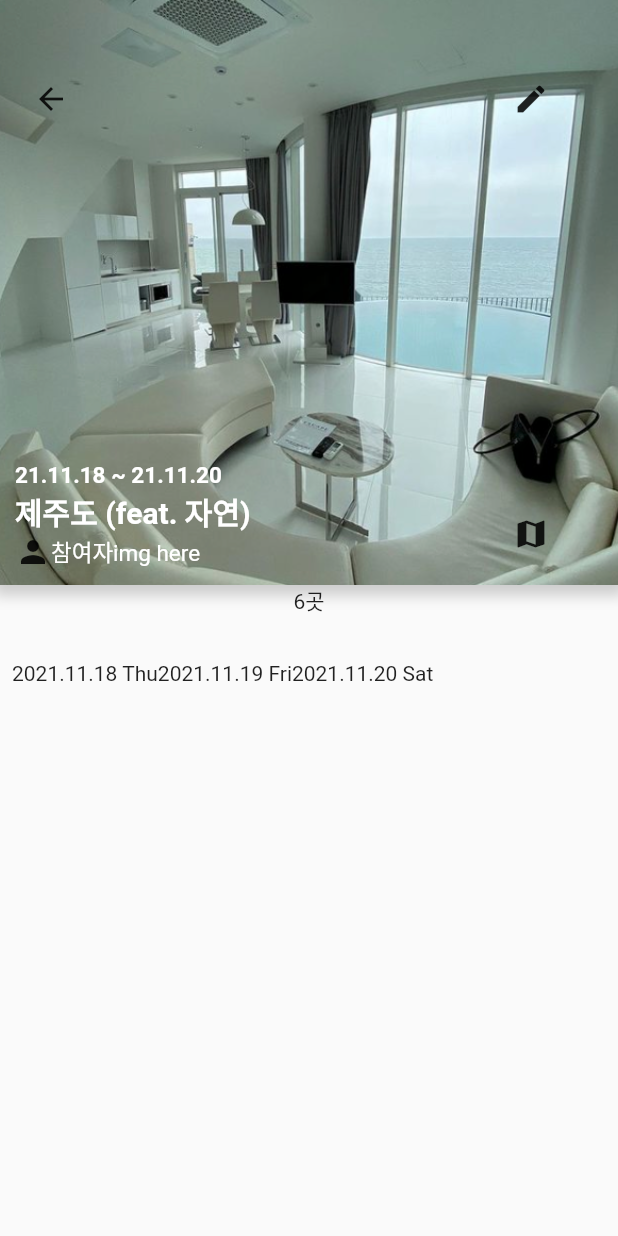
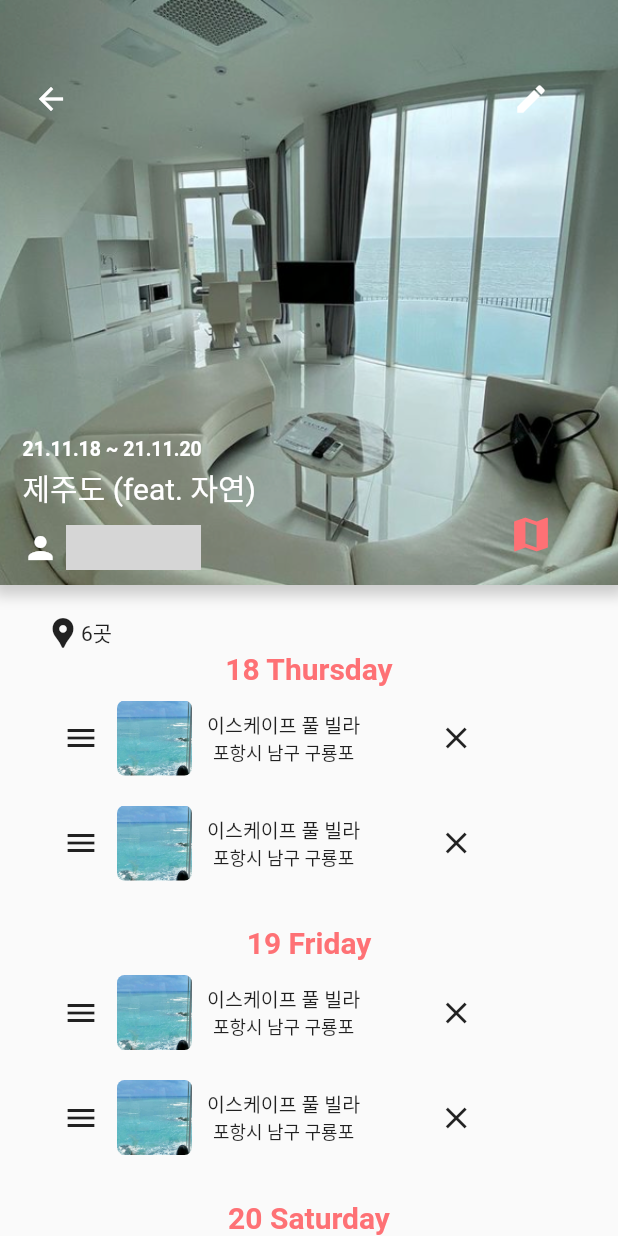
Before and after one commit to 21-2/trailer, a Flutter app: the TrailistView screen opened by its route, on a phone screen of 412 x 824 dp. Run offline on Flutter 3.47's test engine with Material 2 defaults, Android fonts, the phone set to English and light mode, and no system bars; our stand-ins replace animated_splash_screen, carousel_slider, cloud_firestore, firebase_auth, firebase_core, flutter_signin_button and 4 more; accounts and stored records are empty; network calls fail; Roboto replaces fonts that are missing (SpoqaHans); grey boxes are pictures that could not be loaded.

Commit message:
trailist 상세페이지 생성

```diff
--- a/lib/views/trailist.dart
+++ b/lib/views/trailist.dart
@@ -5,6 +5,7 @@ import 'package:trailer/controller/detailController.dart';
 import 'package:carousel_slider/carousel_slider.dart';
 import 'package:trailer/widget/locationCard.dart';
 import 'package:trailer/widget/review.dart';
+import 'package:trailer/widget/trailistLocationListCard.dart';
 
 class TrailistView extends GetView<DetailController> {
   var width = Get.context!.mediaQuerySize.width;
@@ -12,24 +13,23 @@ class TrailistView extends GetView<DetailController> {
 
   @override
   Widget build(BuildContext context) {
-
     return Scaffold(
         body: SingleChildScrollView(
-          child:
-          Column(
+      child: Column(
         children: [
           Container(
-                decoration: BoxDecoration(
-                    boxShadow:
-                    [BoxShadow(
+            decoration: BoxDecoration(boxShadow: [
+              BoxShadow(
                   color: Colors.grey.withOpacity(0.5),
                   spreadRadius: 5,
                   blurRadius: 7,
-                        offset: Offset(0, 2)
-                    )]),
-                child: Stack(
-                    children: [
-                      Image(image: AssetImage('lib/images/detailExample/escape-1.png'), fit: BoxFit.cover,),
+                  offset: Offset(0, 2))
+            ]),
+            child: Stack(children: [
+              Image(
+                image: AssetImage('lib/images/detailExample/escape-1.png'),
+                fit: BoxFit.cover,
+              ),
               Positioned(
                   bottom: 300,
                   left: 10,
@@ -38,14 +38,12 @@ class TrailistView extends GetView<DetailController> {
                     crossAxisAlignment: CrossAxisAlignment.start,
                     children: [
                       IconButton(
-                                  icon: Icon(Icons.arrow_back),
-                                  onPressed: (){
+                          icon: Icon(Icons.arrow_back, color: Colors.white),
+                          onPressed: () {
                             Get.back();
-                                  }
-                              )
+                          })
                     ],
-                          )
-                      ),
+                  )),
               Positioned(
                   bottom: 300,
                   left: 330,
@@ -54,31 +52,56 @@ class TrailistView extends GetView<DetailController> {
                     crossAxisAlignment: CrossAxisAlignment.start,
                     children: [
                       IconButton(
-                                  icon: Icon(Icons.edit),
-                                  onPressed: (){
-                                    print('clicked edit button!!!!!');
-                                  }
-                              )
+                          icon: Icon(Icons.edit, color: Colors.white),
+                          onPressed: () {})
                     ],
-                          )
-                      ),
+                  )),
               Positioned(
                   bottom: 10,
-                          left: 10,
+                  left: 15,
                   child: Column(
                     mainAxisAlignment: MainAxisAlignment.start,
                     crossAxisAlignment: CrossAxisAlignment.start,
                     children: [
-                              Text('21.11.18 ~ 21.11.20', style: TextStyle(fontWeight: FontWeight.w700, fontSize:15, color: Colors.white)),
-                              Text('제주도 (feat. 자연)', style: TextStyle(fontWeight: FontWeight.w700, fontSize:20, color: Colors.white)),
-                              Row(
-                                  children:[
-                                    Icon(Icons.person),
-                                    Text('참여자img here', style:TextStyle(fontSize: 15, color: Colors.white ))
+                      Text('21.11.18 ~ 21.11.20',
+                          style: TextStyle(
+                              fontWeight: FontWeight.w700,
+                              fontSize: 13,
+                              color: Colors.white)),
+                      SizedBox(height: 3),
+                      Text('제주도 (feat. 자연)',
+                          style: TextStyle(fontSize: 20, color: Colors.white)),
+                      SizedBox(height: 10),
+                      Row(children: [
+                        Icon(Icons.person, color: Colors.white),
+                        SizedBox(width: 5),
+                        ClipRRect(
+                          borderRadius: BorderRadius.circular(50.0),
+                          child: Image.network(
+                            'https://blog.kakaocdn.net/dn/bftRiB/btqAjaghSBk/5CcN9W5qyCU8HLylVYcXb1/img.png',
+                            height: 30.0,
+                            width: 30.0,
+                          ),
+                        ),
+                        ClipRRect(
+                          borderRadius: BorderRadius.circular(50.0),
+                          child: Image.network(
+                            'https://blog.kakaocdn.net/dn/bftRiB/btqAjaghSBk/5CcN9W5qyCU8HLylVYcXb1/img.png',
+                            height: 30.0,
+                            width: 30.0,
+                          ),
+                        ),
+                        ClipRRect(
+                          borderRadius: BorderRadius.circular(50.0),
+                          child: Image.network(
+                            'https://blog.kakaocdn.net/dn/bftRiB/btqAjaghSBk/5CcN9W5qyCU8HLylVYcXb1/img.png',
+                            height: 30.0,
+                            width: 30.0,
+                          ),
+                        )
                       ]),
                     ],
-                          )
-                      ),
+                  )),
               Positioned(
                   bottom: 10,
                   left: 330,
@@ -87,42 +110,66 @@ class TrailistView extends GetView<DetailController> {
                     crossAxisAlignment: CrossAxisAlignment.start,
                     children: [
                       IconButton(
-                                icon: Icon(Icons.map),
-                                onPressed: (){
-                                  print('clicked map button!!!!!');
-                                }
-                              )
+                          icon: Icon(Icons.map,
+                              color: Color.fromRGBO(254, 113, 117, 100),
+                              size: 30.0),
+                          onPressed: () {})
                     ],
-                          )
+                  )),
+            ]),
           ),
-                    ]
-                ),
-              ),
-              Column(
+          SingleChildScrollView(
+              child: Padding(
+                  padding: const EdgeInsets.fromLTRB(15, 10, 15, 0),
+                  child: Column(
                       mainAxisAlignment: MainAxisAlignment.start,
                       crossAxisAlignment: CrossAxisAlignment.start,
                       children: [
-                  //Icon(Icons.map_marker),
+                        SingleChildScrollView(
+                            child: Padding(
+                                padding:
+                                    const EdgeInsets.fromLTRB(15, 10, 15, 0),
+                                child: Column(children: [
+                                  Row(children: [
+                                    Icon(Icons.location_pin),
                                     Text('6곳'),
+                                  ]),
+                                  Text(
+                                    '18 Thursday',
+                                    style: TextStyle(
+                                        fontWeight: FontWeight.w700,
+                                        fontSize: 20,
+                                        color:
+                                            Color.fromRGBO(254, 113, 117, 100)),
+                                  ),
+                                  TrailistLocationListCard(),
+                                  TrailistLocationListCard(),
+                                  SizedBox(height: 20),
+                                  Text(
+                                    '19 Friday',
+                                    style: TextStyle(
+                                        fontWeight: FontWeight.w700,
+                                        fontSize: 20,
+                                        color:
+                                            Color.fromRGBO(254, 113, 117, 100)),
+                                  ),
+                                  TrailistLocationListCard(),
+                                  TrailistLocationListCard(),
+                                  SizedBox(height: 20),
+                                  Text(
+                                    '20 Saturday',
+                                    style: TextStyle(
+                                        fontWeight: FontWeight.w700,
+                                        fontSize: 20,
+                                        color:
+                                            Color.fromRGBO(254, 113, 117, 100)),
+                                  ),
+                                  TrailistLocationListCard(),
+                                  TrailistLocationListCard(),
+                                ])))
+                      ]))),
         ],
       ),
-              SizedBox(height: 10),
-              Padding(
-                  padding: const EdgeInsets.fromLTRB(8, 20, 0, 20),
-                  child: Row(
-                    children: [
-                      Text('2021.11.18 Thu'),
-                      SizedBox(height: 10),
-                      Text('2021.11.19 Fri'),
-                      SizedBox(height: 10),
-                      Text('2021.11.20 Sat'),
-                    ]
-                  )
-              ),
-
-            ],
-          ),
-        )
-    );
+    ));
   }
 }
--- /dev/null
+++ b/lib/widget/trailistLocationListCard.dart
@@ -0,0 +1,60 @@
+import 'package:flutter/material.dart';
+import 'package:get/get.dart';
+
+class TrailistLocationListCard extends StatefulWidget {
+  @override
+  _TrailistLocationListCard createState() => _TrailistLocationListCard();
+}
+
+class _TrailistLocationListCard extends State<TrailistLocationListCard> {
+  var width = Get.context!.mediaQuerySize.width;
+  var height = Get.context!.mediaQuerySize.height;
+
+  @override
+  Widget build(BuildContext context) {
+    return Padding(
+      padding: const EdgeInsets.fromLTRB(0, 10, 0, 10),
+      child: Row(
+        children: [
+          IconButton(
+              icon: Icon(Icons.menu),
+              onPressed: (){
+
+              }
+          ),
+          InkWell(
+              child: ClipRRect(
+                  borderRadius: BorderRadius.circular(5),
+                  child: Image(
+                      image: AssetImage('lib/images/loc-card-1.png'), width: 50)),
+              onTap: () => {Get.toNamed('/details')} //여기에 argument 넣기
+              ),
+          SizedBox(width: 10),
+          Column(
+            mainAxisAlignment: MainAxisAlignment.start,
+            children: [
+              Text("이스케이프 풀 빌라",
+                  style: TextStyle(fontWeight: FontWeight.w500, fontSize: 13)),
+              Text('포항시 남구 구룡포',
+                  style: TextStyle(fontWeight: FontWeight.w300, fontSize: 12)),
+            ],
+          ),
+          SizedBox(width: 40),
+          IconButton(
+            icon: Icon(Icons.close),
+            onPressed: (){
+
+            }
+          ),
+          SizedBox(height: 10),
+          Divider(
+            height: 10.0,
+            color: Colors.grey[850],
+            thickness: 0.5,
+            endIndent: 30.0,
+          ),
+        ],
+      ),
+    );
+  }
+}
```
Lines whose indentation alone changed are shown as unchanged.
